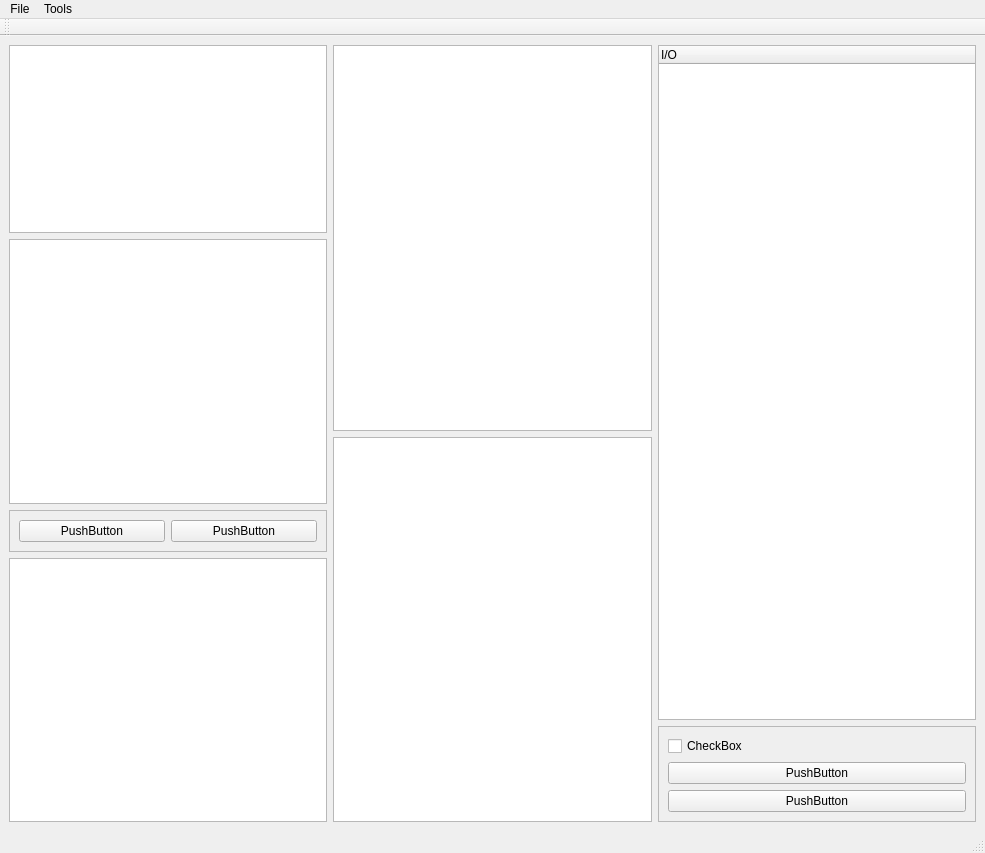
slaclab/paws, file ui/basic.ui: the form before one commit.
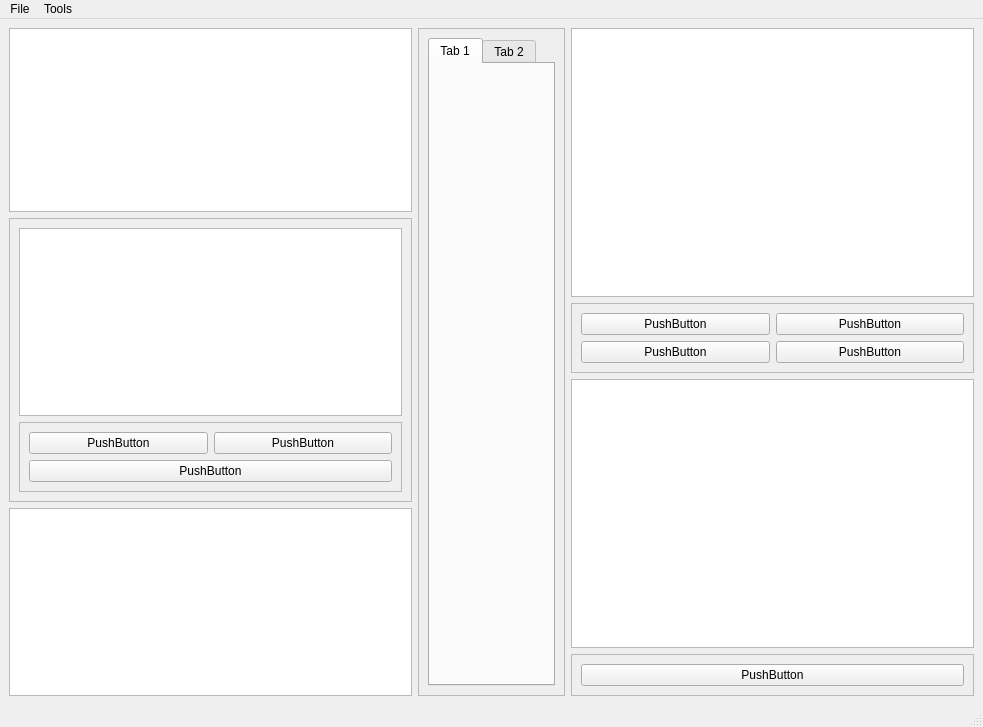
The form after the commit.

Commit message: image manager tree, pyqtgraph display, operation and workflow manager skeletons

Patch:
```diff
--- a/ui/basic.ui
+++ b/ui/basic.ui
@@ -6,17 +6,17 @@
    <rect>
     <x>0</x>
     <y>0</y>
-    <width>985</width>
-    <height>853</height>
+    <width>983</width>
+    <height>727</height>
    </rect>
   </property>
   <property name="windowTitle">
    <string>MainWindow</string>
   </property>
   <widget class="QWidget" name="centralwidget">
-   <layout class="QHBoxLayout" name="horizontalLayout_4">
+   <layout class="QHBoxLayout" name="horizontalLayout">
     <item>
-     <layout class="QVBoxLayout" name="verticalLayout_4">
+     <layout class="QVBoxLayout" name="verticalLayout_5">
       <item>
        <widget class="QGraphicsView" name="title_box">
         <property name="enabled">
@@ -31,29 +31,48 @@
        </widget>
       </item>
       <item>
-       <widget class="QTreeView" name="image_list"/>
-      </item>
-      <item>
-       <widget class="QFrame" name="open_close_button_box">
+       <widget class="QFrame" name="frame_4">
         <property name="frameShape">
          <enum>QFrame::StyledPanel</enum>
         </property>
         <property name="frameShadow">
          <enum>QFrame::Raised</enum>
         </property>
-        <layout class="QHBoxLayout" name="horizontalLayout">
+        <layout class="QVBoxLayout" name="verticalLayout_2">
          <item>
-          <widget class="QPushButton" name="open_images_button">
-           <property name="text">
-            <string>PushButton</string>
-           </property>
-          </widget>
+          <widget class="QTreeView" name="image_tree"/>
          </item>
          <item>
-          <widget class="QPushButton" name="close_images_button">
-           <property name="text">
-            <string>PushButton</string>
+          <widget class="QFrame" name="image_button_box">
+           <property name="frameShape">
+            <enum>QFrame::StyledPanel</enum>
            </property>
+           <property name="frameShadow">
+            <enum>QFrame::Raised</enum>
+           </property>
+           <layout class="QGridLayout" name="gridLayout">
+            <item row="1" column="0" colspan="2">
+             <widget class="QPushButton" name="display_item_button">
+              <property name="text">
+               <string>PushButton</string>
+              </property>
+             </widget>
+            </item>
+            <item row="0" column="1">
+             <widget class="QPushButton" name="close_images_button">
+              <property name="text">
+               <string>PushButton</string>
+              </property>
+             </widget>
+            </item>
+            <item row="0" column="0">
+             <widget class="QPushButton" name="open_images_button">
+              <property name="text">
+               <string>PushButton</string>
+              </property>
+             </widget>
+            </item>
+           </layout>
           </widget>
          </item>
         </layout>
@@ -74,23 +93,40 @@
     <item>
      <layout class="QVBoxLayout" name="verticalLayout_3">
       <item>
-       <widget class="QGraphicsView" name="image_1"/>
-      </item>
-      <item>
-       <widget class="QGraphicsView" name="image_2"/>
+       <widget class="QFrame" name="frame_3">
+        <property name="frameShape">
+         <enum>QFrame::StyledPanel</enum>
+        </property>
+        <property name="frameShadow">
+         <enum>QFrame::Raised</enum>
+        </property>
+        <layout class="QGridLayout" name="gridLayout_2">
+         <item row="0" column="0" colspan="2">
+          <widget class="QTabWidget" name="image_viewer">
+           <property name="currentIndex">
+            <number>0</number>
+           </property>
+           <widget class="QWidget" name="tab">
+            <attribute name="title">
+             <string>Tab 1</string>
+            </attribute>
+           </widget>
+           <widget class="QWidget" name="tab_2">
+            <attribute name="title">
+             <string>Tab 2</string>
+            </attribute>
+           </widget>
+          </widget>
+         </item>
+        </layout>
+       </widget>
       </item>
      </layout>
     </item>
     <item>
-     <layout class="QVBoxLayout" name="verticalLayout_2">
+     <layout class="QVBoxLayout" name="verticalLayout">
       <item>
-       <widget class="QTreeWidget" name="io_tree">
-        <column>
-         <property name="text">
-          <string>I/O</string>
-         </property>
-        </column>
-       </widget>
+       <widget class="QListView" name="operation_list"/>
       </item>
       <item>
        <widget class="QFrame" name="io_button_box">
@@ -100,23 +136,52 @@
         <property name="frameShadow">
          <enum>QFrame::Raised</enum>
         </property>
-        <layout class="QVBoxLayout" name="verticalLayout">
-         <item>
-          <widget class="QCheckBox" name="select_all">
+        <layout class="QGridLayout" name="gridLayout_3">
+         <item row="0" column="0">
+          <widget class="QPushButton" name="create_operation_button">
            <property name="text">
-            <string>CheckBox</string>
+            <string>PushButton</string>
            </property>
           </widget>
          </item>
-         <item>
-          <widget class="QPushButton" name="save_img">
+         <item row="0" column="1">
+          <widget class="QPushButton" name="remove_operation_button">
            <property name="text">
             <string>PushButton</string>
            </property>
           </widget>
          </item>
+         <item row="1" column="0">
+          <widget class="QPushButton" name="add_op_to_workflow_button">
+           <property name="text">
+            <string>PushButton</string>
+           </property>
+          </widget>
+         </item>
+         <item row="1" column="1">
+          <widget class="QPushButton" name="rm_op_from_workflow_button">
+           <property name="text">
+            <string>PushButton</string>
+           </property>
+          </widget>
+         </item>
+        </layout>
+       </widget>
+      </item>
+      <item>
+       <widget class="QListView" name="workflow_list"/>
+      </item>
+      <item>
+       <widget class="QFrame" name="frame">
+        <property name="frameShape">
+         <enum>QFrame::StyledPanel</enum>
+        </property>
+        <property name="frameShadow">
+         <enum>QFrame::Raised</enum>
+        </property>
+        <layout class="QHBoxLayout" name="horizontalLayout_2">
          <item>
-          <widget class="QPushButton" name="save_hdf5">
+          <widget class="QPushButton" name="apply_workflow_button">
            <property name="text">
             <string>PushButton</string>
            </property>
@@ -134,7 +199,7 @@
     <rect>
      <x>0</x>
      <y>0</y>
-     <width>985</width>
+     <width>983</width>
      <height>25</height>
     </rect>
    </property>
@@ -154,17 +219,6 @@
    <addaction name="menuTools"/>
   </widget>
   <widget class="QStatusBar" name="statusbar"/>
-  <widget class="QToolBar" name="toolBar">
-   <property name="windowTitle">
-    <string>toolBar</string>
-   </property>
-   <attribute name="toolBarArea">
-    <enum>TopToolBarArea</enum>
-   </attribute>
-   <attribute name="toolBarBreak">
-    <bool>false</bool>
-   </attribute>
-  </widget>
   <action name="actionCalibrate">
    <property name="text">
     <string>Calibrate</string>
```
Left out of the diff: 22 changed lines with no effect on the pictures. The commit also changes 32 other files.
